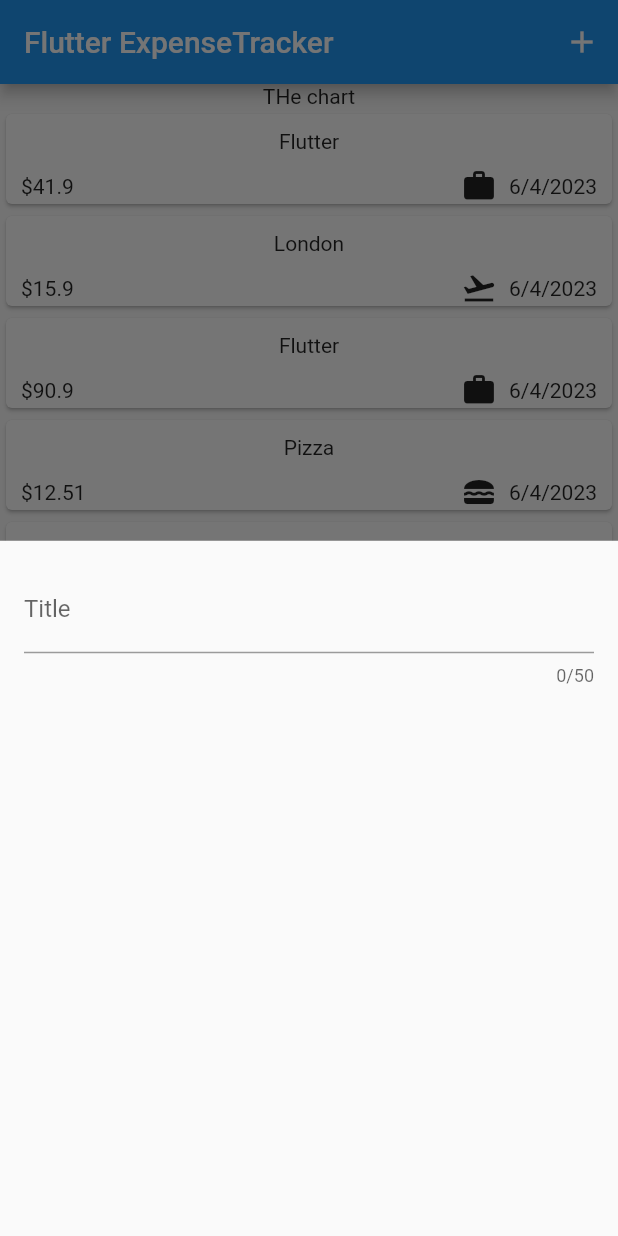
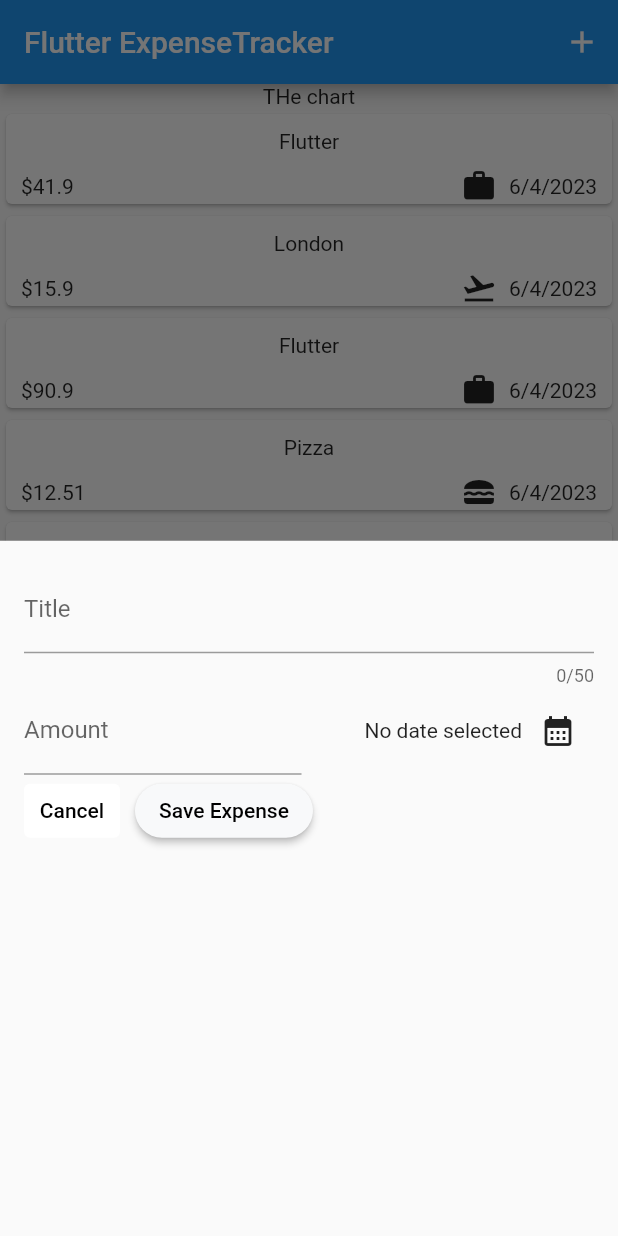
Before and after one commit to ashfaqahmad7866/personal_expenses_managing_app, a Flutter app: the screen it shows after launch, after a tap on the "add" icon, on a phone screen of 412 x 824 dp. Run offline on Flutter 3.47's test engine with Material 2 defaults, Android fonts, the phone set to English and light mode, and no system bars.

Commit message:
added buttons in bottom model and showing datepicker

```diff
--- a/lib/widgets/new_expense.dart
+++ b/lib/widgets/new_expense.dart
@@ -1,24 +1,117 @@
+// ignore_for_file: unused_field
+
 import 'package:flutter/material.dart';
+import 'package:personal_expenses_managing_app/models/expense.dart';
+import 'package:personal_expenses_managing_app/models/expense.dart';
 class NewExpense extends StatefulWidget {
   const NewExpense({super.key});
   @override
- State<NewExpense> createState() {
-  return _NewExpenseState();
- }
+  State<NewExpense> createState() {
+    return _NewExpenseState();
+  }
 }
+
 class _NewExpenseState extends State<NewExpense> {
+  // var enteredValue='';
+  final titleController = TextEditingController();
+  final amountController = TextEditingController();
+    DateTime ? _pickedDate;
+  void _presentDatePicker() async {
+    final now = DateTime.now();
+    final firstDate = DateTime(now.year - 1, now.month, now.day);
+  final selectedDate= await showDatePicker (
+        context: context,
+        initialDate: now,
+        firstDate: firstDate,
+        lastDate: now);
+        setState(() {
+        _pickedDate = selectedDate;
+        });
+  }
+  @override
+  void dispose() {
+    super.dispose();
+    titleController.dispose();
+    amountController.dispose();
+  }
+
+  // void _saveINputValue(String add)
+  // {
+  //    enteredValue=add;
+  // }
   @override
   Widget build(BuildContext context) {
     return Padding(
       padding: const EdgeInsets.all(16),
       child: Column(
-        children: const [
+        children: [
           TextField(
+            //onChanged: _saveINputValue,
+            controller: titleController,
             maxLength: 50,
-            decoration: InputDecoration(
-              label: Text('Title'),
+            decoration: const InputDecoration(
+              label: Expanded(child: Text('Title')),
             ),
           ),
+          Row(
+            children: [
+              Expanded(
+                child: TextField(
+                  controller: amountController,
+                  keyboardType: TextInputType.number,
+                  decoration: const InputDecoration(
+                    prefixText: '\$ ',
+                    label: Text('Amount'),
+                  ),
+                ),
+              ),
+              const SizedBox(
+                width: 10,
+              ),
+              Expanded(
+                  child: Row(
+                mainAxisAlignment: MainAxisAlignment.end,
+                crossAxisAlignment: CrossAxisAlignment.center,
+                children: [
+                    Text(_pickedDate==null? 'No date selected':formatter.format(_pickedDate!)),
+                  IconButton(
+                    onPressed: _presentDatePicker,
+                    icon: const Icon(Icons.calendar_month),
+                  ),
+                ],
+              ))
+            ],
+          ),
+          Row(
+            children: [
+              TextButton(
+                style: ElevatedButton.styleFrom(
+                  foregroundColor: Colors.black,
+                  backgroundColor: Colors.white,
+                ),
+                onPressed: () {
+                  Navigator.pop(context);
+                },
+                child: const Text('Cancel'),
+              ),
+              const SizedBox(
+                width: 10,
+              ),
+              //  const Spacer(),
+              ElevatedButton(
+                style: ElevatedButton.styleFrom(
+                    shape: RoundedRectangleBorder(
+                        borderRadius: BorderRadius.circular(40)),
+                    foregroundColor: Colors.black,
+                    backgroundColor: const Color.fromARGB(255, 248, 249, 250)),
+                onPressed: () {
+                  // print(enteredValue);
+                  print(titleController.text + ' ' + amountController.text);
+                },
+                child: const Text('Save Expense'),
+              ),
+            ],
+          )
         ],
       ),
     );
```
